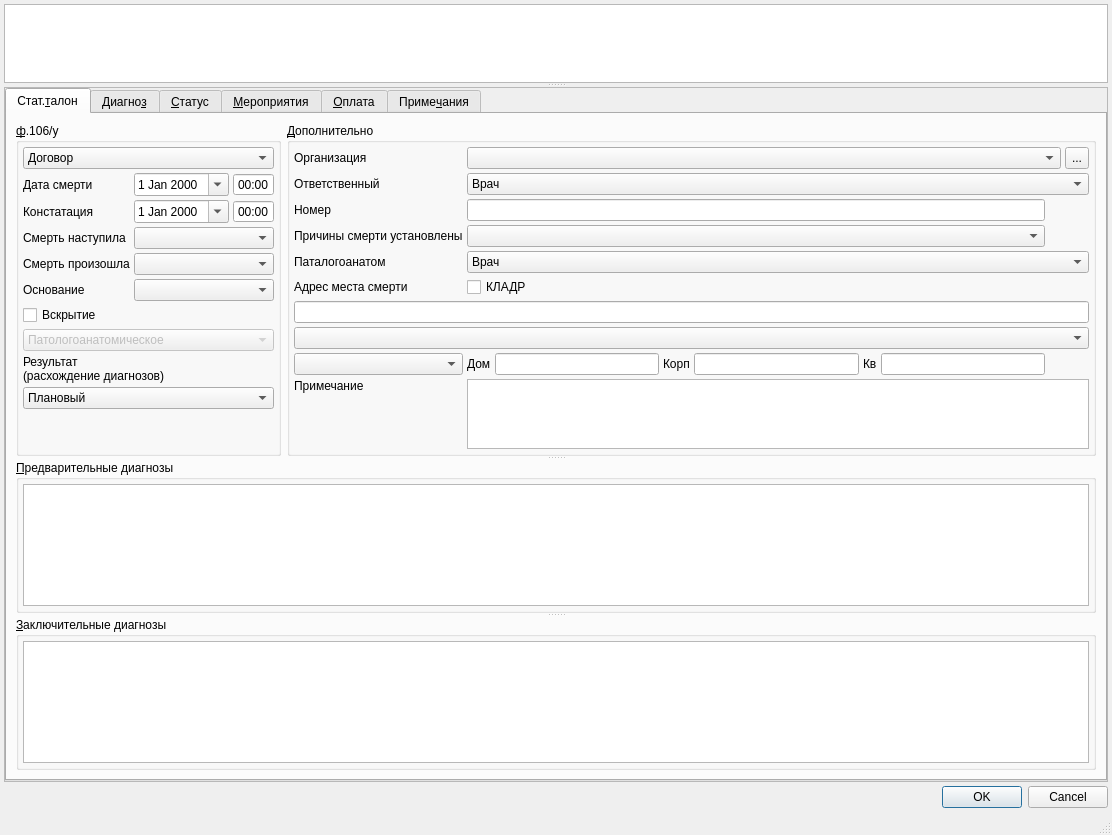
Old version of the form F106/F106.ui in the repository rusingineer/KPS-Samson.
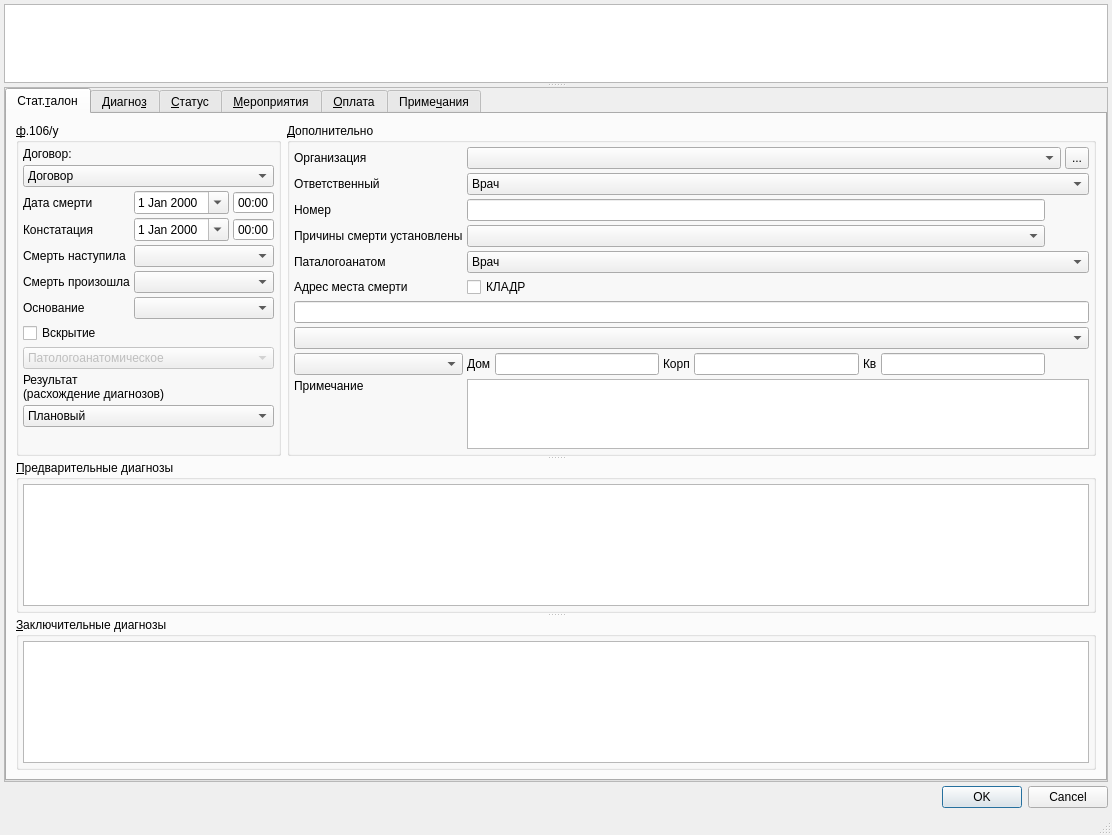
New version of the form. Custom widgets are drawn as their Qt base class.

```diff
--- a/F106/F106.ui
+++ b/F106/F106.ui
@@ -158,20 +158,20 @@
                    <property name="spacing">
                     <number>4</number>
                    </property>
-                   <item row="3" column="0">
+                   <item row="4" column="0">
                     <widget class="QLabel" name="lblDeathPlaceType">
                      <property name="text">
                       <string>Смерть наступила</string>
                      </property>
                     </widget>
                    </item>
-                   <item row="3" column="1" colspan="2">
-                    <widget class="CRBComboBox" name="cmbDeathPlaceType"/>
-                   </item>
                    <item row="4" column="1" colspan="2">
+                    <widget class="CRBComboBox" name="cmbDeathPlaceType"/>
+                   </item>
+                   <item row="5" column="1" colspan="2">
                     <widget class="CRBComboBox" name="cmbDeathCauseType"/>
                    </item>
-                   <item row="4" column="0">
+                   <item row="5" column="0">
                     <widget class="QLabel" name="label">
                      <property name="text">
                       <string>Смерть произошла</string>
@@ -179,6 +179,13 @@
                     </widget>
                    </item>
                    <item row="0" column="0" colspan="3">
+                    <widget class="QLabel" name="lblContract">
+                     <property name="text">
+                      <string>Договор:</string>
+                     </property>
+                    </widget>
+                   </item>
+                   <item row="1" column="0" colspan="3">
                     <widget class="CContractComboBox" name="cmbContract">
                      <property name="whatsThis">
                       <string>номер, дата и основание договора в рамках которого производится осмотр</string>
@@ -190,7 +197,7 @@
                      </item>
                     </widget>
                    </item>
-                   <item row="1" column="0">
+                   <item row="2" column="0">
                     <widget class="QLabel" name="label_12">
                      <property name="text">
                       <string>Дата смерти</string>
@@ -200,7 +207,7 @@
                      </property>
                     </widget>
                    </item>
-                   <item row="2" column="0">
+                   <item row="3" column="0">
                     <widget class="QLabel" name="label_11">
                      <property name="text">
                       <string>Констатация</string>
@@ -210,7 +217,7 @@
                      </property>
                     </widget>
                    </item>
-                   <item row="7" column="0" colspan="3">
+                   <item row="8" column="0" colspan="3">
                     <widget class="QComboBox" name="cmbAutopsyType">
                      <property name="enabled">
                       <bool>false</bool>
@@ -227,7 +234,7 @@
                      </item>
                     </widget>
                    </item>
-                   <item row="6" column="0" colspan="3">
+                   <item row="7" column="0" colspan="3">
                     <widget class="QCheckBox" name="chkAutopsy">
                      <property name="sizePolicy">
                       <sizepolicy hsizetype="Preferred" vsizetype="Fixed">
@@ -240,7 +247,7 @@
                      </property>
                     </widget>
                    </item>
-                   <item row="8" column="0" colspan="3">
+                   <item row="9" column="0" colspan="3">
                     <widget class="QLabel" name="lblOrder">
                      <property name="text">
                       <string>Результат 
@@ -248,7 +255,7 @@
                      </property>
                     </widget>
                    </item>
-                   <item row="10" column="0" colspan="3">
+                   <item row="11" column="0" colspan="3">
                     <spacer>
                      <property name="orientation">
                       <enum>Qt::Vertical</enum>
@@ -261,7 +268,7 @@
                      </property>
                     </spacer>
                    </item>
-                   <item row="9" column="0" colspan="3">
+                   <item row="10" column="0" colspan="3">
                     <widget class="CRBComboBox" name="cmbResult">
                      <item>
                       <property name="text">
@@ -285,7 +292,7 @@
                      </item>
                     </widget>
                    </item>
-                   <item row="2" column="1" colspan="2">
+                   <item row="3" column="1" colspan="2">
                     <widget class="QFrame" name="frmEndDateTime">
                      <property name="sizePolicy">
                       <sizepolicy hsizetype="Maximum" vsizetype="Preferred">
@@ -347,7 +354,7 @@
                      </layout>
                     </widget>
                    </item>
-                   <item row="1" column="1" colspan="2">
+                   <item row="2" column="1" colspan="2">
                     <widget class="QFrame" name="frmBegDateTime">
                      <property name="sizePolicy">
                       <sizepolicy hsizetype="Maximum" vsizetype="Preferred">
@@ -409,14 +416,14 @@
                      </layout>
                     </widget>
                    </item>
-                   <item row="5" column="0">
+                   <item row="6" column="0">
                     <widget class="QLabel" name="label_2">
                      <property name="text">
                       <string>Основание</string>
                      </property>
                     </widget>
                    </item>
-                   <item row="5" column="1" colspan="2">
+                   <item row="6" column="1" colspan="2">
                     <widget class="CRBComboBox" name="cmbGroundsForDeathCause"/>
                    </item>
                   </layout>
```
